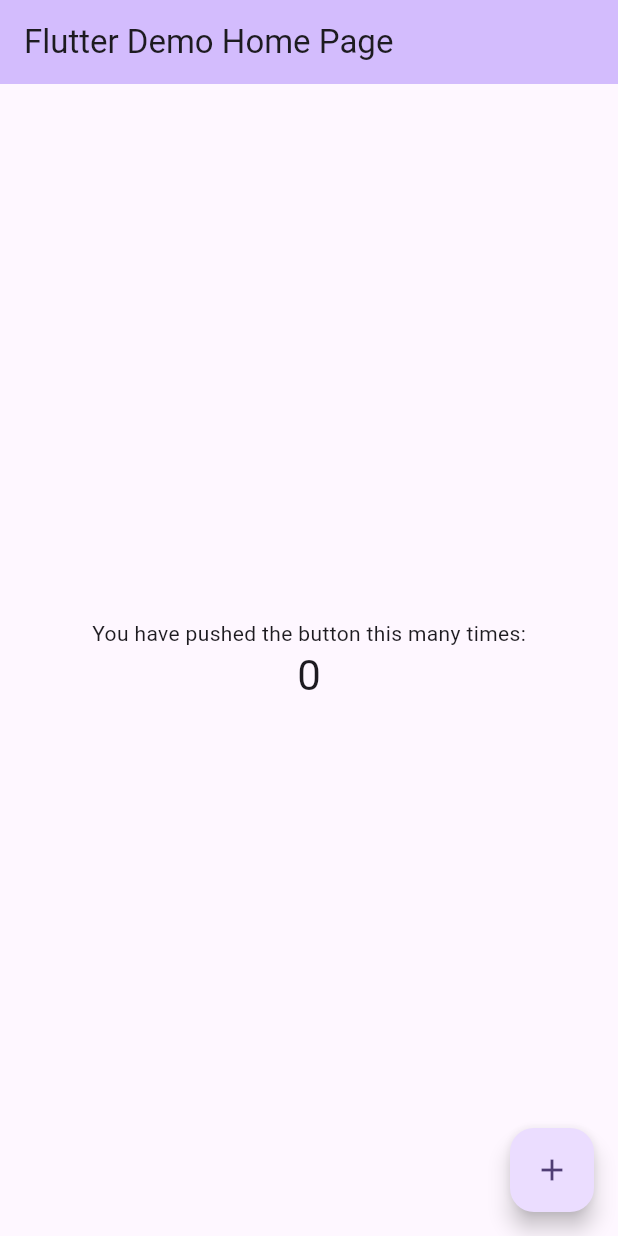
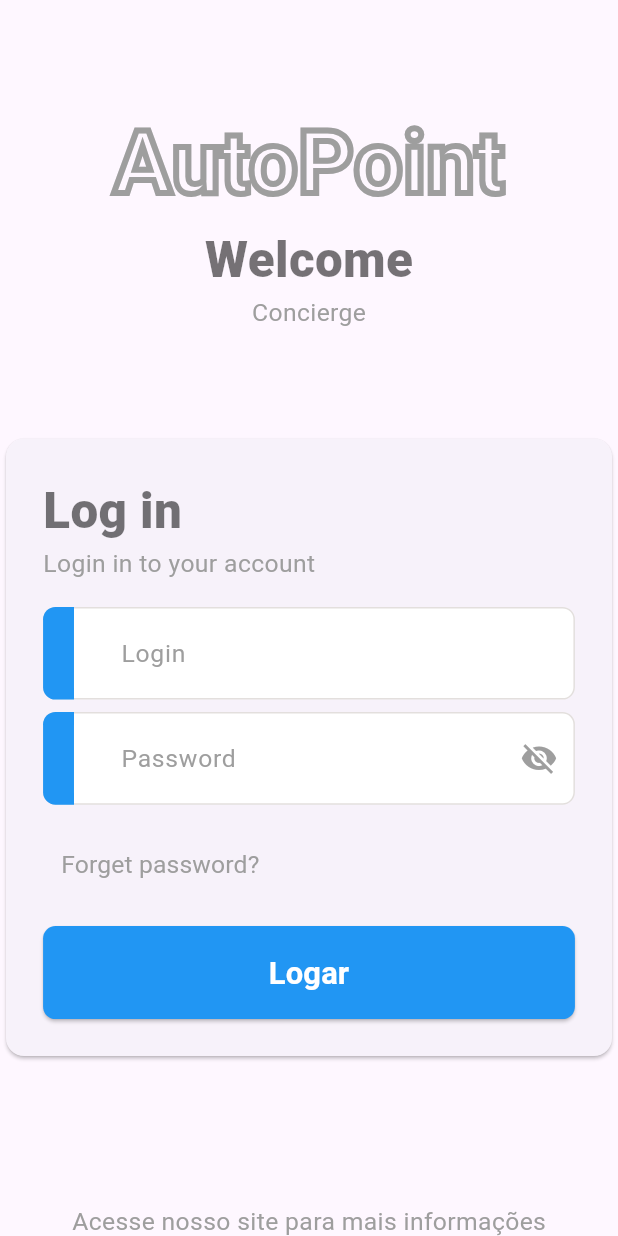
Before and after one commit to Vanbersson/Concierge, a Flutter app: the screen it shows after launch, on a phone screen of 412 x 824 dp. Run offline on Flutter 3.47's test engine with Material 3 defaults, Android fonts, the phone set to English and light mode, and no system bars; our stand-ins replace dio.

Commit message:
creating screen login

```diff
--- a/app_concierge/lib/main.dart
+++ b/app_concierge/lib/main.dart
@@ -1,125 +1,19 @@
+import 'package:app_concierge/screens/login_screen.dart';
 import 'package:flutter/material.dart';
 
 void main() {
-  runApp(const MyApp());
+  runApp(const App());
 }
 
-class MyApp extends StatelessWidget {
-  const MyApp({super.key});
+class App extends StatelessWidget {
+  const App({super.key});
 
-  // This widget is the root of your application.
   @override
   Widget build(BuildContext context) {
     return MaterialApp(
-      title: 'Flutter Demo',
-      theme: ThemeData(
-        // This is the theme of your application.
-        //
-        // TRY THIS: Try running your application with "flutter run". You'll see
-        // the application has a blue toolbar. Then, without quitting the app,
-        // try changing the seedColor in the colorScheme below to Colors.green
-        // and then invoke "hot reload" (save your changes or press the "hot
-        // reload" button in a Flutter-supported IDE, or press "r" if you used
-        // the command line to start the app).
-        //
-        // Notice that the counter didn't reset back to zero; the application
-        // state is not lost during the reload. To reset the state, use hot
-        // restart instead.
-        //
-        // This works for code too, not just values: Most code changes can be
-        // tested with just a hot reload.
-        colorScheme: ColorScheme.fromSeed(seedColor: Colors.deepPurple),
-        useMaterial3: true,
-      ),
-      home: const MyHomePage(title: 'Flutter Demo Home Page'),
+      debugShowCheckedModeBanner: false,
+      theme: ThemeData(primaryColor: Colors.blue),
+      home: const LoginScreen(),
     );
   }
 }
-
-class MyHomePage extends StatefulWidget {
-  const MyHomePage({super.key, required this.title});
-
-  // This widget is the home page of your application. It is stateful, meaning
-  // that it has a State object (defined below) that contains fields that affect
-  // how it looks.
-
-  // This class is the configuration for the state. It holds the values (in this
-  // case the title) provided by the parent (in this case the App widget) and
-  // used by the build method of the State. Fields in a Widget subclass are
-  // always marked "final".
-
-  final String title;
-
-  @override
-  State<MyHomePage> createState() => _MyHomePageState();
-}
-
-class _MyHomePageState extends State<MyHomePage> {
-  int _counter = 0;
-
-  void _incrementCounter() {
-    setState(() {
-      // This call to setState tells the Flutter framework that something has
-      // changed in this State, which causes it to rerun the build method below
-      // so that the display can reflect the updated values. If we changed
-      // _counter without calling setState(), then the build method would not be
-      // called again, and so nothing would appear to happen.
-      _counter++;
-    });
-  }
-
-  @override
-  Widget build(BuildContext context) {
-    // This method is rerun every time setState is called, for instance as done
-    // by the _incrementCounter method above.
-    //
-    // The Flutter framework has been optimized to make rerunning build methods
-    // fast, so that you can just rebuild anything that needs updating rather
-    // than having to individually change instances of widgets.
-    return Scaffold(
-      appBar: AppBar(
-        // TRY THIS: Try changing the color here to a specific color (to
-        // Colors.amber, perhaps?) and trigger a hot reload to see the AppBar
-        // change color while the other colors stay the same.
-        backgroundColor: Theme.of(context).colorScheme.inversePrimary,
-        // Here we take the value from the MyHomePage object that was created by
-        // the App.build method, and use it to set our appbar title.
-        title: Text(widget.title),
-      ),
-      body: Center(
-        // Center is a layout widget. It takes a single child and positions it
-        // in the middle of the parent.
-        child: Column(
-          // Column is also a layout widget. It takes a list of children and
-          // arranges them vertically. By default, it sizes itself to fit its
-          // children horizontally, and tries to be as tall as its parent.
-          //
-          // Column has various properties to control how it sizes itself and
-          // how it positions its children. Here we use mainAxisAlignment to
-          // center the children vertically; the main axis here is the vertical
-          // axis because Columns are vertical (the cross axis would be
-          // horizontal).
-          //
-          // TRY THIS: Invoke "debug painting" (choose the "Toggle Debug Paint"
-          // action in the IDE, or press "p" in the console), to see the
-          // wireframe for each widget.
-          mainAxisAlignment: MainAxisAlignment.center,
-          children: <Widget>[
-            const Text(
-              'You have pushed the button this many times:',
-            ),
-            Text(
-              '$_counter',
-              style: Theme.of(context).textTheme.headlineMedium,
-            ),
-          ],
-        ),
-      ),
-      floatingActionButton: FloatingActionButton(
-        onPressed: _incrementCounter,
-        tooltip: 'Increment',
-        child: const Icon(Icons.add),
-      ), // This trailing comma makes auto-formatting nicer for build methods.
-    );
-  }
-}
--- /dev/null
+++ b/app_concierge/lib/screens/login_screen.dart
@@ -0,0 +1,197 @@
+import 'package:app_concierge/utils/components/myTextFormField.dart';
+import 'package:flutter/material.dart';
+
+class LoginScreen extends StatefulWidget {
+  const LoginScreen({super.key});
+
+  @override
+  State<LoginScreen> createState() => _LoginScreenState();
+}
+
+class _LoginScreenState extends State<LoginScreen> {
+  final loginKey = GlobalKey<FormFieldState>();
+  final passwordKey = GlobalKey<FormFieldState>();
+
+  @override
+  Widget build(BuildContext context) {
+    final smallerSize = MediaQuery.of(context).size.shortestSide;
+
+    return Scaffold(
+      body: SingleChildScrollView(
+        child: Column(
+          children: [
+            SizedBox(
+              width: smallerSize,
+              height: smallerSize * 0.7,
+              child: Column(
+                mainAxisAlignment: MainAxisAlignment.center,
+                children: [
+                  Text(
+                    'AutoPoint',
+                    style: TextStyle(
+
+                      fontSize: smallerSize * 0.14,
+                      fontWeight: FontWeight.w600,
+                      foreground: Paint()
+                      ..style = PaintingStyle.stroke
+                      ..strokeWidth = 4
+                      ..color = Colors.grey
+
+                    ),
+                  ),
+                  Text(
+                    'Welcome',
+                    style: TextStyle(
+                        color: Colors.black54,
+                        fontSize: smallerSize * 0.08,
+                        fontWeight: FontWeight.w900),
+                  ),
+                  Text(
+                    'Concierge',
+                    style: TextStyle(
+                        color: Colors.grey,
+                        fontSize: smallerSize * 0.04,
+                        fontWeight: FontWeight.w400),
+                  ),
+                ],
+              ),
+            ),
+            Center(
+              child: Card(
+                child: Padding(
+                  padding: EdgeInsets.symmetric(horizontal: smallerSize * 0.06),
+                  child: Column(
+                    mainAxisAlignment: MainAxisAlignment.center,
+                    children: [
+                      SizedBox(
+                        height: smallerSize * 0.06,
+                      ),
+                      Row(
+                        children: [
+                          Text(
+                            'Log in',
+                            style: TextStyle(
+                                color: Colors.black54,
+                                fontSize: smallerSize * 0.08,
+                                fontWeight: FontWeight.w900),
+                          ),
+                        ],
+                      ),
+                      Row(
+                        children: [
+                          Text(
+                            'Login in to your account',
+                            style: TextStyle(
+                                color: Colors.grey,
+                                fontSize: smallerSize * 0.04,
+                                fontWeight: FontWeight.w400),
+                          ),
+                        ],
+                      ),
+                      SizedBox(
+                        height: smallerSize * 0.04,
+                      ),
+                      //Login
+                      MyTextFormField(
+                        myContext: context,
+                        smallerSize: smallerSize,
+                        myHintText: 'Login',
+                        myKey: loginKey,
+                        myBorderRadius: smallerSize * 0.02,
+                        myPrefixIcon: const Icon(Icons.person),
+                        myTextInputAction: TextInputAction.next,
+                        mykeyboardType: TextInputType.emailAddress,
+                        isPassword: false,
+                        response: (value) {},
+                        valid: (value) {},
+                      ),
+                      SizedBox(
+                        height: smallerSize * 0.02,
+                      ),
+
+                      //Pasword
+                      MyTextFormField(
+                        myContext: context,
+                        smallerSize: smallerSize,
+                        myHintText: 'Password',
+                        myKey: passwordKey,
+                        myBorderRadius: smallerSize * 0.02,
+                        myPrefixIcon: const Icon(Icons.person),
+                        myTextInputAction: TextInputAction.done,
+                        mykeyboardType: TextInputType.emailAddress,
+                        isPassword: true,
+                        response: (value) {},
+                        valid: (value) {},
+                      ),
+
+                      SizedBox(
+                        height: smallerSize * 0.04,
+                      ),
+
+                      Row(
+                        children: [
+                          TextButton(
+                            onPressed: () {},
+                            child: Text(
+                              'Forget password?',
+                              style: TextStyle(
+                                  color: Colors.grey,
+                                  fontSize: smallerSize * 0.04,
+                                  fontWeight: FontWeight.w400),
+                            ),
+                          ),
+                        ],
+                      ),
+                      SizedBox(
+                        height: smallerSize * 0.04,
+                      ),
+
+                      //Button
+                      SizedBox(
+                        width: smallerSize,
+                        child: ElevatedButton(
+                          onPressed: () {},
+                          style: ElevatedButton.styleFrom(
+                            backgroundColor: Colors.blue,
+                            padding: EdgeInsets.symmetric(
+                                vertical: smallerSize * 0.04),
+                            shape: RoundedRectangleBorder(
+                                borderRadius:
+                                    BorderRadius.circular(smallerSize * 0.02)),
+                          ),
+                          child: Text(
+                            'Logar',
+                            style: TextStyle(
+                                color: Colors.white,
+                                fontSize: smallerSize * 0.05,
+                                fontWeight: FontWeight.w700),
+                          ),
+                        ),
+                      ),
+                      SizedBox(
+                        height: smallerSize * 0.06,
+                      ),
+                    ],
+                  ),
+                ),
+              ),
+            ),
+            SizedBox(
+              width: smallerSize,
+              height: smallerSize * 0.52,
+              child: Center(
+                child: Text(
+                  'Acesse nosso site para mais informações',
+                  style: TextStyle(
+                      color: Colors.grey,
+                      fontSize: smallerSize * 0.04,
+                      fontWeight: FontWeight.w400),
+                ),
+              ),
+            )
+          ],
+        ),
+      ),
+    );
+  }
+}
--- /dev/null
+++ b/app_concierge/lib/utils/components/myTextFormField.dart
@@ -0,0 +1,138 @@
+import 'package:flutter/material.dart';
+
+// ignore: must_be_immutable
+class MyTextFormField extends StatefulWidget {
+  BuildContext myContext;
+  double smallerSize;
+  String myHintText;
+  Key myKey;
+  Icon myPrefixIcon;
+  double myBorderRadius;
+  bool isPassword;
+  TextInputAction myTextInputAction;
+  TextInputType mykeyboardType;
+  Function response;
+  Function valid;
+
+  MyTextFormField(
+      {super.key,
+      required this.myContext,
+      required this.smallerSize,
+      required this.myHintText,
+      required this.myKey,
+      required this.myPrefixIcon,
+      required this.myBorderRadius,
+      required this.isPassword,
+      required this.myTextInputAction,
+      required this.mykeyboardType,
+      required this.response,
+      required this.valid});
+
+  @override
+  State<MyTextFormField> createState() => _MyTextFormFieldState();
+}
+
+class _MyTextFormFieldState extends State<MyTextFormField> {
+  bool showPassword = false;
+
+  @override
+  Widget build(BuildContext context) {
+    return Container(
+      decoration: BoxDecoration(
+        borderRadius: BorderRadius.circular(widget.myBorderRadius),
+      ),
+      child: TextFormField(
+        key: widget.myKey,
+        textInputAction: widget.myTextInputAction,
+        keyboardType: widget.mykeyboardType,
+        obscureText: widget.isPassword ? showPassword : false,
+        onChanged: (value) {
+          widget.response(value);
+        },
+        validator: (value) {
+          if (value == null || value.trim().isEmpty) {
+            return null;
+          }
+
+          return value;
+        },
+        onTapOutside: (event) => FocusScope.of(widget.myContext).unfocus(),
+        style: TextStyle(
+            color: Colors.black54,
+            fontSize: widget.smallerSize * 0.04,
+            fontWeight: FontWeight.w400),
+        decoration: InputDecoration(
+          hintText: widget.myHintText,
+          hintStyle: TextStyle(
+              color: Colors.grey,
+              fontSize: widget.smallerSize * 0.04,
+              fontWeight: FontWeight.w400),
+          fillColor: Colors.white,
+          filled: true,
+          prefixIcon: SizedBox(
+            width: widget.smallerSize * 0.1,
+            child: Row(
+              children: [
+                Container(
+                  height: widget.smallerSize * 0.15,
+                  width: widget.smallerSize * 0.05,
+                  decoration: BoxDecoration(
+                    color: Colors.blue,
+                    borderRadius: BorderRadius.only(
+                      bottomLeft: Radius.circular(widget.myBorderRadius),
+                      topLeft: Radius.circular(widget.myBorderRadius),
+                    ),
+                  ),
+                ),
+              ],
+            ),
+          ),
+          suffixIcon: widget.isPassword
+              ? GestureDetector(
+                  child: Icon(
+                    showPassword == false
+                        ? Icons.visibility_off
+                        : Icons.visibility,
+                    color: Colors.grey,
+                    size: 25,
+                  ),
+                  onTap: () {
+                    setState(() {
+                      showPassword = !showPassword;
+                    });
+                  },
+                )
+              : const SizedBox(),
+          enabledBorder: OutlineInputBorder(
+            borderRadius: BorderRadius.circular(widget.myBorderRadius),
+            borderSide: const BorderSide(
+              width: 1,
+              color: Color.fromARGB(90, 175, 165, 159),
+            ),
+          ),
+          focusedBorder: OutlineInputBorder(
+            borderRadius: BorderRadius.circular(widget.myBorderRadius),
+            borderSide: const BorderSide(
+              width: 1,
+              color: Color.fromARGB(90, 175, 165, 159),
+            ),
+          ),
+          focusedErrorBorder: OutlineInputBorder(
+            borderRadius: BorderRadius.circular(widget.myBorderRadius),
+            borderSide: const BorderSide(
+              width: 1,
+              color: Colors.red,
+            ),
+          ),
+          errorBorder: OutlineInputBorder(
+            borderRadius: BorderRadius.circular(widget.myBorderRadius),
+            borderSide: const BorderSide(
+              width: 1,
+              color: Colors.red,
+            ),
+          ),
+        ),
+      ),
+    );
+  }
+}
--- a/app_concierge/pubspec.yaml
+++ b/app_concierge/pubspec.yaml
@@ -30,6 +30,8 @@
 dependencies:
   flutter:
     sdk: flutter
+
+  dio: ^5.3.3
 
 
   # The following adds the Cupertino Icons font to your application.
```
Also changed, not shown: app_concierge/lib/models/role_user.dart (added, +32 -0 lines), app_concierge/lib/models/user.dart (added, +92 -0 lines), app_concierge/lib/services/api/login_api.dart (added, +31 -0 lines), app_concierge/pubspec.lock, 1 other file.
